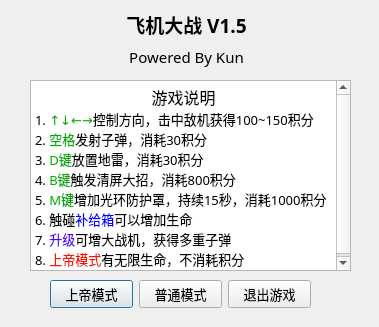
Old version of the form logindlg.ui in the repository kun368/PlaneWar.
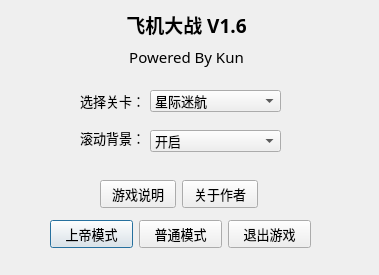
New version of the form.

Commit message: 增加四种关卡，可以选择是否滚动背景，重新设计界面

```diff
--- a/logindlg.ui
+++ b/logindlg.ui
@@ -7,7 +7,7 @@
     <x>0</x>
     <y>0</y>
     <width>379</width>
-    <height>327</height>
+    <height>275</height>
    </rect>
   </property>
   <property name="font">
@@ -39,7 +39,7 @@
        </font>
       </property>
       <property name="text">
-       <string>飞机大战 V1.5</string>
+       <string>飞机大战 V1.6</string>
       </property>
       <property name="alignment">
        <set>Qt::AlignCenter</set>
@@ -67,7 +67,7 @@
    <property name="geometry">
     <rect>
      <x>50</x>
-     <y>280</y>
+     <y>220</y>
      <width>261</width>
      <height>29</height>
     </rect>
@@ -96,34 +96,121 @@
     </item>
    </layout>
   </widget>
-  <widget class="QTextEdit" name="textEdit">
+  <widget class="QComboBox" name="comboBox">
    <property name="geometry">
     <rect>
-     <x>30</x>
-     <y>80</y>
-     <width>321</width>
-     <height>191</height>
+     <x>150</x>
+     <y>90</y>
+     <width>131</width>
+     <height>22</height>
     </rect>
    </property>
-   <property name="readOnly">
-    <bool>true</bool>
+   <item>
+    <property name="text">
+     <string>星际迷航</string>
+    </property>
+   </item>
+   <item>
+    <property name="text">
+     <string>死亡峡谷</string>
+    </property>
+   </item>
+   <item>
+    <property name="text">
+     <string>天空之城</string>
+    </property>
+   </item>
+   <item>
+    <property name="text">
+     <string>死神沙漠</string>
+    </property>
+   </item>
+  </widget>
+  <widget class="QLabel" name="label_3">
+   <property name="geometry">
+    <rect>
+     <x>80</x>
+     <y>90</y>
+     <width>71</width>
+     <height>21</height>
+    </rect>
    </property>
-   <property name="html">
-    <string>&lt;!DOCTYPE HTML PUBLIC &quot;-//W3C//DTD HTML 4.0//EN&quot; &quot;http://www.w3.org/TR/REC-html40/strict.dtd&quot;&gt;
-&lt;html&gt;&lt;head&gt;&lt;meta name=&quot;qrichtext&quot; content=&quot;1&quot; /&gt;&lt;style type=&quot;text/css&quot;&gt;
-p, li { white-space: pre-wrap; }
-&lt;/style&gt;&lt;/head&gt;&lt;body style=&quot; font-family:'微软雅黑'; font-size:10pt; font-weight:400; font-style:normal;&quot;&gt;
-&lt;p align=&quot;center&quot; style=&quot; margin-top:0px; margin-bottom:0px; margin-left:0px; margin-right:0px; -qt-block-indent:0; text-indent:0px;&quot;&gt;&lt;span style=&quot; font-size:12pt;&quot;&gt;游戏说明&lt;/span&gt;&lt;/p&gt;
-&lt;p style=&quot; margin-top:0px; margin-bottom:0px; margin-left:0px; margin-right:0px; -qt-block-indent:0; text-indent:0px;&quot;&gt;1. &lt;span style=&quot; color:#00aa00;&quot;&gt;↑↓←→&lt;/span&gt;控制方向，击中敌机获得100~150积分&lt;/p&gt;
-&lt;p style=&quot; margin-top:0px; margin-bottom:0px; margin-left:0px; margin-right:0px; -qt-block-indent:0; text-indent:0px;&quot;&gt;2. &lt;span style=&quot; color:#00aa00;&quot;&gt;空格&lt;/span&gt;发射子弹，消耗30积分&lt;/p&gt;
-&lt;p style=&quot; margin-top:0px; margin-bottom:0px; margin-left:0px; margin-right:0px; -qt-block-indent:0; text-indent:0px;&quot;&gt;3. &lt;span style=&quot; color:#00aa00;&quot;&gt;D键&lt;/span&gt;放置地雷，消耗30积分&lt;/p&gt;
-&lt;p style=&quot; margin-top:0px; margin-bottom:0px; margin-left:0px; margin-right:0px; -qt-block-indent:0; text-indent:0px;&quot;&gt;4. &lt;span style=&quot; color:#00aa00;&quot;&gt;B键&lt;/span&gt;触发清屏大招，消耗800积分&lt;/p&gt;
-&lt;p style=&quot; margin-top:0px; margin-bottom:0px; margin-left:0px; margin-right:0px; -qt-block-indent:0; text-indent:0px;&quot;&gt;5. &lt;span style=&quot; color:#00aa00;&quot;&gt;M键&lt;/span&gt;增加光环防护罩，持续15秒，消耗1000积分&lt;/p&gt;
-&lt;p style=&quot; margin-top:0px; margin-bottom:0px; margin-left:0px; margin-right:0px; -qt-block-indent:0; text-indent:0px;&quot;&gt;6. 触碰&lt;span style=&quot; color:#0000ff;&quot;&gt;补给箱&lt;/span&gt;可以增加生命&lt;/p&gt;
-&lt;p style=&quot; margin-top:0px; margin-bottom:0px; margin-left:0px; margin-right:0px; -qt-block-indent:0; text-indent:0px;&quot;&gt;7. &lt;span style=&quot; color:#5500ff;&quot;&gt;升级&lt;/span&gt;可增大战机，获得多重子弹&lt;/p&gt;
-&lt;p style=&quot; margin-top:0px; margin-bottom:0px; margin-left:0px; margin-right:0px; -qt-block-indent:0; text-indent:0px;&quot;&gt;8. &lt;span style=&quot; color:#f81504;&quot;&gt;上帝模式&lt;/span&gt;有无限生命，不消耗积分&lt;/p&gt;&lt;/body&gt;&lt;/html&gt;</string>
+   <property name="text">
+    <string>选择关卡：</string>
    </property>
   </widget>
+  <widget class="QLabel" name="label_4">
+   <property name="geometry">
+    <rect>
+     <x>80</x>
+     <y>130</y>
+     <width>54</width>
+     <height>16</height>
+    </rect>
+   </property>
+   <property name="text">
+    <string/>
+   </property>
+  </widget>
+  <widget class="QLabel" name="label_5">
+   <property name="geometry">
+    <rect>
+     <x>80</x>
+     <y>130</y>
+     <width>71</width>
+     <height>16</height>
+    </rect>
+   </property>
+   <property name="text">
+    <string>滚动背景：</string>
+   </property>
+  </widget>
+  <widget class="QComboBox" name="comboBox_2">
+   <property name="geometry">
+    <rect>
+     <x>150</x>
+     <y>130</y>
+     <width>131</width>
+     <height>22</height>
+    </rect>
+   </property>
+   <item>
+    <property name="text">
+     <string>开启</string>
+    </property>
+   </item>
+   <item>
+    <property name="text">
+     <string>关闭</string>
+    </property>
+   </item>
+  </widget>
+  <widget class="QWidget" name="">
+   <property name="geometry">
+    <rect>
+     <x>100</x>
+     <y>180</y>
+     <width>158</width>
+     <height>29</height>
+    </rect>
+   </property>
+   <layout class="QHBoxLayout" name="horizontalLayout_2">
+    <item>
+     <widget class="QPushButton" name="pushButton_help">
+      <property name="text">
+       <string>游戏说明</string>
+      </property>
+     </widget>
+    </item>
+    <item>
+     <widget class="QPushButton" name="pushButton_About">
+      <property name="text">
+       <string>关于作者</string>
+      </property>
+     </widget>
+    </item>
+   </layout>
+  </widget>
  </widget>
  <resources/>
  <connections/>
```
The commit also changes 17 other files.
